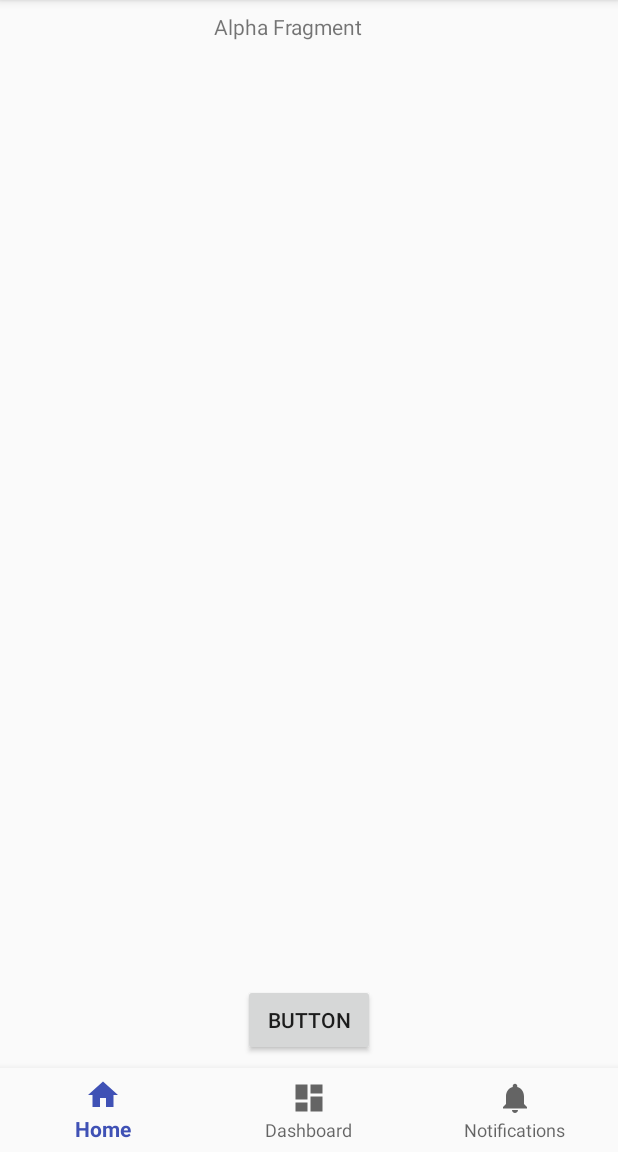
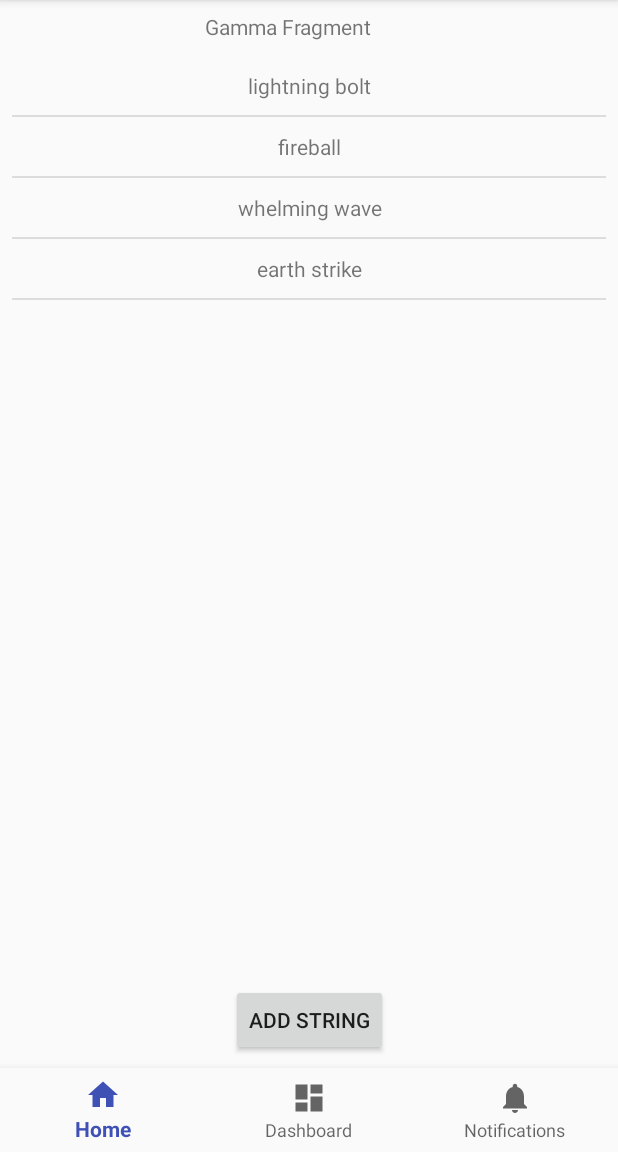
Before and after one commit to erhodes/ArchitectureTesting, an Android app: the screen it shows after launch (MainActivity), after a tap on "BUTTON", on a phone screen of 412 x 824 dp, the part 84-1236 px from its top. Run offline under Robolectric (Android 15) with nearby library versions, the phone set to English and light mode, and no system bars.

Commit message:
subfragments and central navigator

```diff
--- /dev/null
+++ b/app/src/main/java/com/example/e_rho/architecturetesting/CentralNavigator.java
@@ -0,0 +1,13 @@
+package com.example.e_rho.architecturetesting;
+
+/**
+ * Created by e_rho on 10/12/2017.
+ */
+
+public interface CentralNavigator {
+    int FRAGMENT_ALPHA = 0;
+    int FRAGMENT_BETA = 1;
+    int FRAGMENT_GAMMA = 2;
+
+    void switchToView(int viewPosition);
+}
--- a/app/src/main/java/com/example/e_rho/architecturetesting/MainActivity.java
+++ b/app/src/main/java/com/example/e_rho/architecturetesting/MainActivity.java
@@ -10,14 +10,14 @@ import android.support.v4.view.ViewPager;
 import android.support.v7.app.AppCompatActivity;
 import android.util.Log;
 import android.view.MenuItem;
-import android.widget.TextView;
 
 import com.example.e_rho.architecturetesting.alpha.AlphaFragment;
 import com.example.e_rho.architecturetesting.beta.BetaFragment;
 import com.example.e_rho.architecturetesting.gamma.GammaFragment;
+import com.example.e_rho.architecturetesting.gamma.GammaPresenter;
 import com.example.e_rho.architecturetesting.model.DataModel;
 
-public class MainActivity extends AppCompatActivity {
+public class MainActivity extends AppCompatActivity implements CentralNavigator {
     private static final String TAG = "Eric-Main";
 
     private BottomNavigationView mBottomNavView;
@@ -109,11 +109,19 @@ public class MainActivity extends AppCompatActivity {
         } else {
             mGammaFragment = GammaFragment.newInstance();
         }
+
+        GammaPresenter gammaPresenter = new GammaPresenter(mGammaFragment, mDataModel);
+        mGammaFragment.setPresenter(gammaPresenter);
     }
 
     @NonNull
     private String getFragmentTag(int viewPagerId, int fragmentPosition) {
         return "android:switcher:" + viewPagerId + ":" + fragmentPosition;
+    }
+
+    @Override
+    public void switchToView(int viewPosition) {
+        mViewPager.setCurrentItem(viewPosition);
     }
 
     private class ViewPagerAdapter extends FragmentPagerAdapter {
--- a/app/src/main/java/com/example/e_rho/architecturetesting/alpha/AlphaFragment.java
+++ b/app/src/main/java/com/example/e_rho/architecturetesting/alpha/AlphaFragment.java
@@ -13,9 +13,9 @@ import android.widget.ArrayAdapter;
 import android.widget.Button;
 import android.widget.ListView;
 
+import com.example.e_rho.architecturetesting.CentralNavigator;
 import com.example.e_rho.architecturetesting.Injection;
 import com.example.e_rho.architecturetesting.R;
-import com.example.e_rho.architecturetesting.model.DataModel;
 
 import java.util.List;
 
@@ -30,14 +30,41 @@ public class AlphaFragment extends Fragment implements AlphaContract.View {
     private ListView mListView;
     private ArrayAdapter<String> mAdapter;
     private Button mButton;
+    private CentralNavigator mNavigator;
 
     public static AlphaFragment newInstance() {
         return new AlphaFragment();
     }
 
     @Override
+    public void onAttach(Context context) {
+        super.onAttach(context);
+        Log.d(TAG,"onAttach");
+
+        try {
+            mNavigator = (CentralNavigator)context;
+        } catch (ClassCastException ex) {
+            Log.d(TAG, "This fragment needs to be attached to a CentralNavigator");
+        }
+    }
+
+    @Override
+    public void onDetach() {
+        super.onDetach();
+        Log.d(TAG,"onDetach");
+        mNavigator = null;
+    }
+
+    @Override
+    public void onCreate(Bundle savedInstanceState) {
+        super.onCreate(savedInstanceState);
+        Log.d(TAG, "onCreate");
+    }
+
+    @Override
     public View onCreateView(@NonNull LayoutInflater inflater, ViewGroup container,
                              Bundle savedInstanceState) {
+        Log.d(TAG,"onCreateView");
         View view = inflater.inflate(R.layout.fragment_alpha, container, false);
 
         mListView = (ListView)view.findViewById(R.id.list_view);
@@ -48,7 +75,7 @@ public class AlphaFragment extends Fragment implements AlphaContract.View {
         mButton.setOnClickListener(new View.OnClickListener() {
             @Override
             public void onClick(View v) {
-
+                mNavigator.switchToView(CentralNavigator.FRAGMENT_GAMMA);
             }
         });
 
--- a/app/src/main/java/com/example/e_rho/architecturetesting/beta/BetaFragment.java
+++ b/app/src/main/java/com/example/e_rho/architecturetesting/beta/BetaFragment.java
@@ -3,11 +3,14 @@ package com.example.e_rho.architecturetesting.beta;
 import android.os.Bundle;
 import android.support.annotation.NonNull;
 import android.support.v4.app.Fragment;
+import android.util.Log;
 import android.view.LayoutInflater;
 import android.view.View;
 import android.view.ViewGroup;
+import android.widget.Button;
 
 import com.example.e_rho.architecturetesting.R;
+import com.example.e_rho.architecturetesting.SubFragment1;
 import com.example.e_rho.architecturetesting.alpha.AlphaFragment;
 
 /**
@@ -15,6 +18,9 @@ import com.example.e_rho.architecturetesting.alpha.AlphaFragment;
  */
 
 public class BetaFragment extends Fragment {
+    private static final String TAG = "Eric-Beta";
+
+    private Button mButton;
     private BetaPresenter mBetaPresenter;
 
     public static BetaFragment newInstance() {
@@ -26,6 +32,20 @@ public class BetaFragment extends Fragment {
                              Bundle savedInstanceState) {
         View view = inflater.inflate(R.layout.fragment_beta, container, false);
 
+        mButton = (Button)view.findViewById(R.id.button);
+        mButton.setOnClickListener(new View.OnClickListener() {
+            @Override
+            public void onClick(View v) {
+                launchSubFragment();
+            }
+        });
+
         return view;
     }
+
+    private void launchSubFragment() {
+        this.getParentFragment().getId();
+        Log.d(TAG,"launchSubFragment");
+        getChildFragmentManager().beginTransaction().addToBackStack(null).replace(getParentFragment().getId(), SubFragment1.newInstance(), "sub").commit();
+    }
 }
--- a/app/src/main/java/com/example/e_rho/architecturetesting/gamma/GammaFragment.java
+++ b/app/src/main/java/com/example/e_rho/architecturetesting/gamma/GammaFragment.java
@@ -39,6 +39,7 @@ public class GammaFragment extends Fragment implements GammaContract.View{
     public void onCreate(Bundle savedInstanceState) {
         super.onCreate(savedInstanceState);
         Log.d(TAG, "onCreate");
+//        mGammaPresenter = new GammaPresenter(this, Injection.provideDataModel(getContext()));
     }
 
     @Override
@@ -59,14 +60,16 @@ public class GammaFragment extends Fragment implements GammaContract.View{
             }
         });
 
-        mGammaPresenter = new GammaPresenter(this, Injection.provideDataModel(getContext()));
-
         return view;
     }
 
+    public void setPresenter(GammaPresenter presenter) {
+        mGammaPresenter = presenter;
+    }
     @Override
     public void onStart() {
         super.onStart();
+        Log.d(TAG, "onStart");
         mGammaPresenter.start();
     }
 
--- a/app/src/main/res/layout/fragment_alpha.xml
+++ b/app/src/main/res/layout/fragment_alpha.xml
@@ -29,7 +29,7 @@
         app:layout_constraintRight_toRightOf="parent"
         android:layout_marginStart="8dp"
         android:layout_marginEnd="8dp"
-        app:layout_constraintBottom_toTopOf="@+id/button2" />
+        app:layout_constraintBottom_toTopOf="@+id/button" />
 
     <Button
         android:id="@+id/button"
--- a/app/src/main/res/values/strings.xml
+++ b/app/src/main/res/values/strings.xml
@@ -7,7 +7,10 @@
     <string name="alpha_fragment">Alpha Fragment</string>
     <string name="beta_fragment">Beta Fragment</string>
     <string name="gamma_fragment">Gamma Fragment</string>
+    <string name="sub_fragment1">SUBFRAGMENT 1!</string>
+    <string name="sub_fragment2">SUBFRAGMENT 2!</string>
 
     <string name="filler">Filler</string>
     <string name="add_string">Add String</string>
+    <string name="engage">Engage!</string>
 </resources>
```
Also changed, not shown: app/src/main/java/com/example/e_rho/architecturetesting/SubFragment1.java (added, +37 -0 lines), app/src/main/res/layout/fragment_beta.xml (+13 -0 lines), app/src/main/res/layout/fragment_sub1.xml (added, +20 -0 lines), app/src/main/res/layout/fragment_sub2.xml (added, +14 -0 lines).
